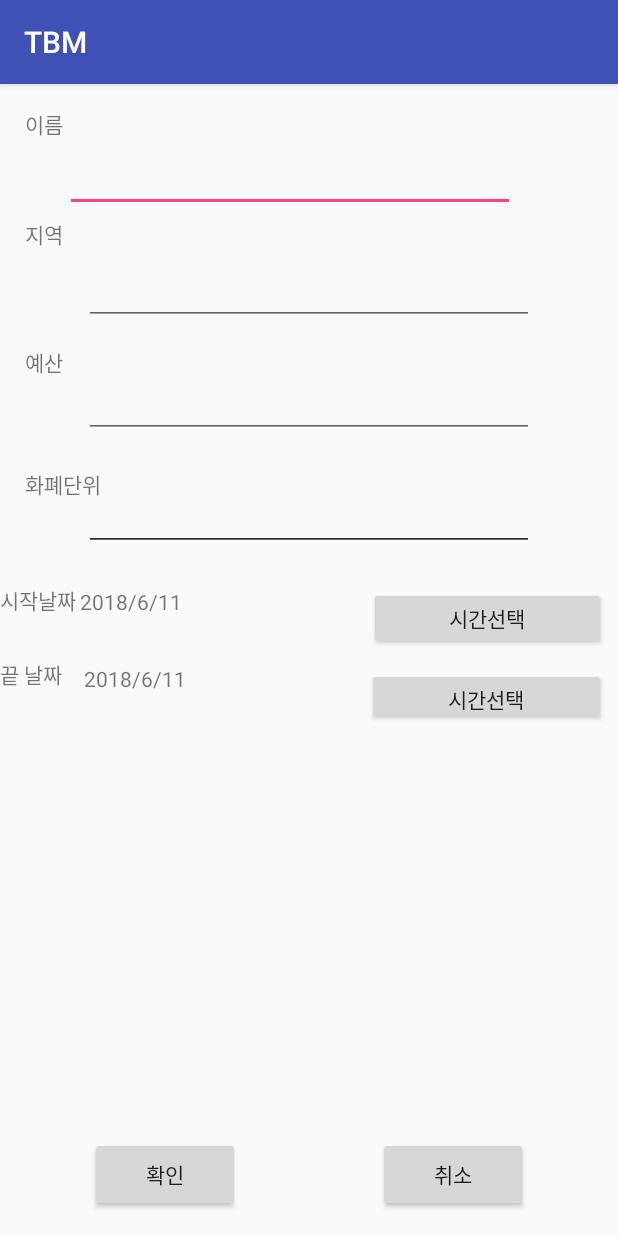
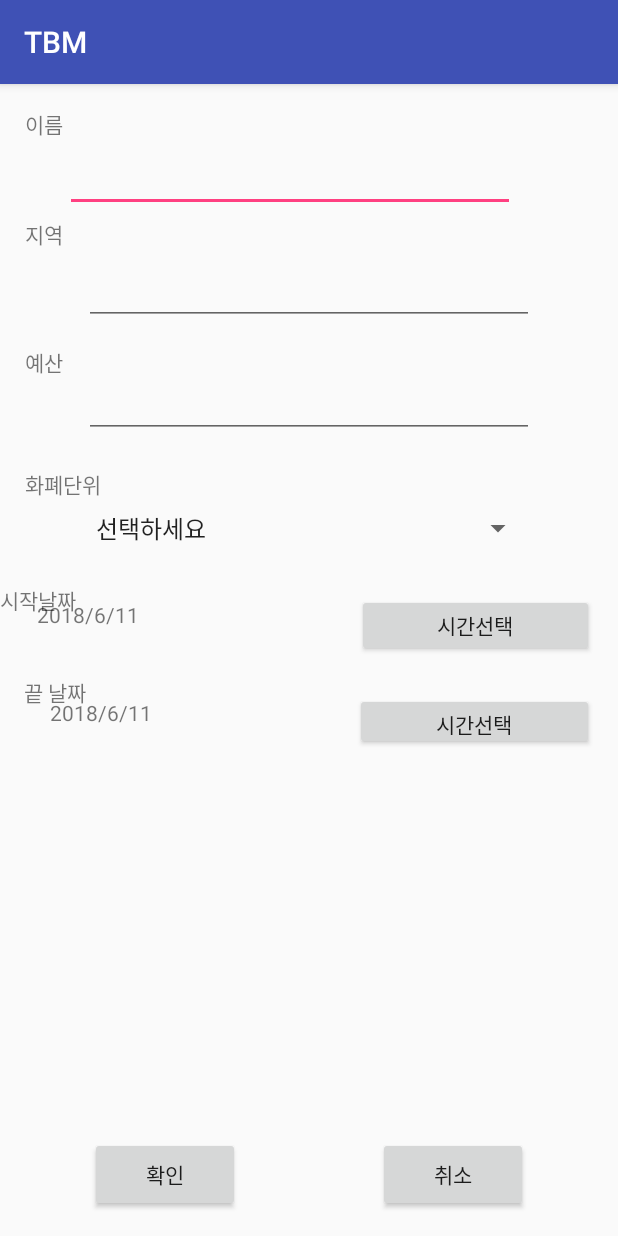
Before and after one commit to tjsgod4020/-Really_Project, an Android app: the NewCreateActivity screen opened directly, with no data from a screen before it, on a phone screen of 412 x 824 dp. Run offline under Robolectric (Android 15) with nearby library versions, the phone set to English and light mode, and no system bars.

Commit message:
환율 부분 스피너 탑재

```diff
--- a/TBM/app/build.gradle
+++ b/TBM/app/build.gradle
@@ -26,6 +26,8 @@ dependencies {
     androidTestImplementation 'com.android.support.test:runner:1.0.2'
     androidTestImplementation 'com.android.support.test.espresso:espresso-core:3.0.2'
 
+    implementation 'com.android.support:recyclerview-v7:27.1.1'
+    implementation 'com.android.support:design:27.1.1'
 }
 
 apply plugin: 'com.google.gms.google-services'
--- a/TBM/app/src/main/java/com/example/sun/tbm/NewCreateActivity.java
+++ b/TBM/app/src/main/java/com/example/sun/tbm/NewCreateActivity.java
@@ -5,19 +5,17 @@ import android.support.v7.app.AppCompatActivity;
 import android.os.Bundle;
 import android.view.View;
 
+import java.util.Calendar;
+import java.util.GregorianCalendar;
+import android.app.DatePickerDialog;
+import android.widget.AdapterView;
+import android.widget.ArrayAdapter;
+import android.widget.DatePicker;
+import android.widget.Spinner;
+import android.widget.TextView;
 
 
 
-import java.util.Calendar;
-import java.util.GregorianCalendar;
-import android.app.Activity;
-import android.app.DatePickerDialog;
-import android.app.TimePickerDialog;
-import android.os.Bundle;
-import android.view.View;
-import android.widget.DatePicker;
-import android.widget.TextView;
-import android.widget.TimePicker;
 
 
 public class NewCreateActivity extends AppCompatActivity {
@@ -25,7 +23,9 @@ public class NewCreateActivity extends AppCompatActivity {
     int mYear2, mMonth2, mDay2;
     TextView mTxtDate;
     TextView mTxtDate2;
-
+    TextView selectedText;
+    Spinner spinner;
+    String[] item;
 
     @Override
     protected void onCreate(Bundle savedInstanceState) {
@@ -46,6 +46,19 @@ public class NewCreateActivity extends AppCompatActivity {
         mDay2 = cal.get(Calendar.DAY_OF_MONTH);
 
         UpdateNow();//화면에 업데이트
+
+        //스피너
+        spinner = (Spinner)findViewById(R.id.editText_NCmoney);
+
+        item = new String[]{"선택하세요","원", "달러", "유로", "a", "b", "c", "d", "e", "f"};
+
+        ArrayAdapter<String> adapter = new ArrayAdapter<String>(this, android.R.layout.simple_spinner_item, item);
+
+        //dropdown 되었을 때 보여지는 View에서 사용될 layout을 별도로 설정한 것.
+        adapter.setDropDownViewResource(android.R.layout.simple_spinner_dropdown_item);
+
+        spinner.setAdapter(adapter);
+
     }
     public void dateSet(View v) {
         switch (v.getId()) {
@@ -103,8 +116,6 @@ public class NewCreateActivity extends AppCompatActivity {
         }
 
 
-
-
     public void cancelButtonClick(View v) {
         Intent intent = new Intent(getApplicationContext(), MainActivity.class);
         startActivity(intent);
--- a/TBM/app/src/main/res/layout/activity_new_create.xml
+++ b/TBM/app/src/main/res/layout/activity_new_create.xml
@@ -102,33 +102,20 @@
         app:layout_constraintStart_toStartOf="parent"
         app:layout_constraintTop_toBottomOf="@+id/editText_NCarea" />
 
-    <EditText
+    ﻿
+
+    <Spinner
         android:id="@+id/editText_NCmoney"
         android:layout_width="300dp"
         android:layout_height="wrap_content"
         android:layout_marginEnd="8dp"
         android:layout_marginStart="8dp"
-        android:layout_marginTop="30dp"
-        android:ems="10"
-        android:inputType="textPersonName"
-        android:text=""
+        android:layout_marginTop="48dp"
+        android:layout_weight="1"
         app:layout_constraintEnd_toEndOf="parent"
         app:layout_constraintStart_toStartOf="parent"
         app:layout_constraintTop_toBottomOf="@+id/editText_NCbudget" />
 
-    <EditText
-        android:id="@+id/editText_NCmoney2"
-        android:layout_width="300dp"
-        android:layout_height="wrap_content"
-        android:layout_marginEnd="8dp"
-        android:layout_marginStart="8dp"
-        android:layout_marginTop="30dp"
-        android:ems="10"
-        android:inputType="textPersonName"
-        android:text=""
-        app:layout_constraintEnd_toEndOf="parent"
-        app:layout_constraintStart_toStartOf="parent"
-        app:layout_constraintTop_toBottomOf="@+id/editText_NCbudget" />
 
     <Button
         android:id="@+id/button_NCs"
@@ -163,33 +150,35 @@
 
     <TextView
         android:id="@+id/editText_NCtime"
-        android:layout_width="139dp"
-        android:layout_height="27dp"
+        android:layout_width="180dp"
+        android:layout_height="25dp"
         android:layout_marginEnd="8dp"
         android:layout_marginStart="8dp"
-        android:layout_marginTop="24dp"
+        android:layout_marginTop="36dp"
         app:layout_constraintEnd_toStartOf="@+id/button_NCtime"
+        app:layout_constraintHorizontal_bias="0.4"
         app:layout_constraintStart_toStartOf="parent"
-        app:layout_constraintTop_toBottomOf="@+id/editText_NCmoney2" />
+        app:layout_constraintTop_toBottomOf="@+id/editText_NCmoney" />
 
     <TextView
         android:id="@+id/textView_NCtime2"
         android:layout_width="wrap_content"
         android:layout_height="wrap_content"
-        android:layout_marginTop="28dp"
+        android:layout_marginStart="16dp"
+        android:layout_marginTop="40dp"
         android:text="끝 날짜"
-        app:layout_constraintTop_toBottomOf="@+id/textView_NCtime"
-        tools:layout_editor_absoluteX="16dp" />
+        app:layout_constraintStart_toStartOf="parent"
+        app:layout_constraintTop_toBottomOf="@+id/textView_NCtime" />
 
     <TextView
         android:id="@+id/editText_NCtime2"
-        android:layout_width="143dp"
-        android:layout_height="26dp"
+        android:layout_width="180dp"
+        android:layout_height="25dp"
         android:layout_marginEnd="8dp"
         android:layout_marginStart="8dp"
-        android:layout_marginTop="24dp"
+        android:layout_marginTop="40dp"
         app:layout_constraintEnd_toStartOf="@+id/button_NCtime2"
-        app:layout_constraintHorizontal_bias="0.56"
+        app:layout_constraintHorizontal_bias="0.615"
         app:layout_constraintStart_toStartOf="parent"
         app:layout_constraintTop_toBottomOf="@+id/editText_NCtime" />
 
@@ -197,19 +186,19 @@
         android:id="@+id/button_NCtime"
         android:layout_width="158dp"
         android:layout_height="42dp"
-        android:layout_marginEnd="8dp"
-        android:layout_marginTop="24dp"
+        android:layout_marginEnd="16dp"
+        android:layout_marginTop="32dp"
         android:onClick="dateSet"
         android:text="시간선택"
         app:layout_constraintEnd_toEndOf="parent"
-        app:layout_constraintTop_toBottomOf="@+id/editText_NCmoney2" />
+        app:layout_constraintTop_toBottomOf="@+id/editText_NCmoney" />
 
     <Button
         android:id="@+id/button_NCtime2"
         android:layout_width="159dp"
         android:layout_height="38dp"
-        android:layout_marginEnd="8dp"
-        android:layout_marginTop="12dp"
+        android:layout_marginEnd="16dp"
+        android:layout_marginTop="24dp"
         android:onClick="dateSet2"
         android:text="시간선택"
         app:layout_constraintEnd_toEndOf="parent"
--- /dev/null
+++ b/TBM/app/src/main/res/values/NCmoney_Array.xml
@@ -0,0 +1,13 @@
+<?xml version="1.0" encoding="utf-8"?>
+<resources>
+
+    <string-array name="date_year">
+        <item>원</item>
+        <item>달러</item>
+        <item>예</item>
+        <item>예2</item>
+        <item>예3</item>
+        <item>예4</item>
+        <item>예5</item>
+    </string-array>
+</resources>
```
